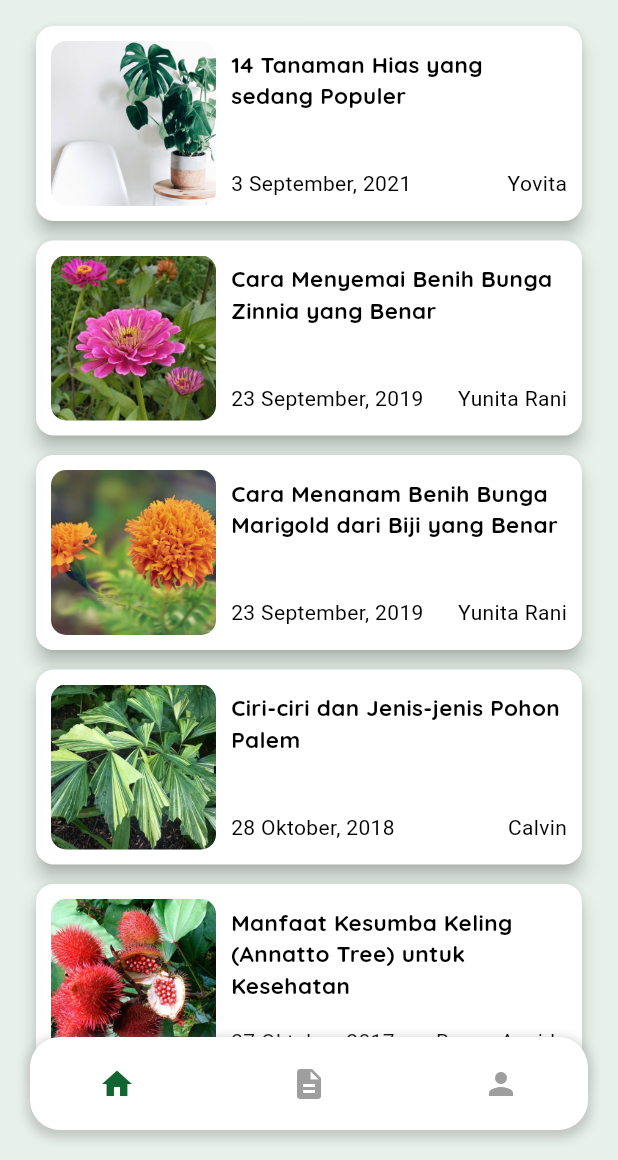
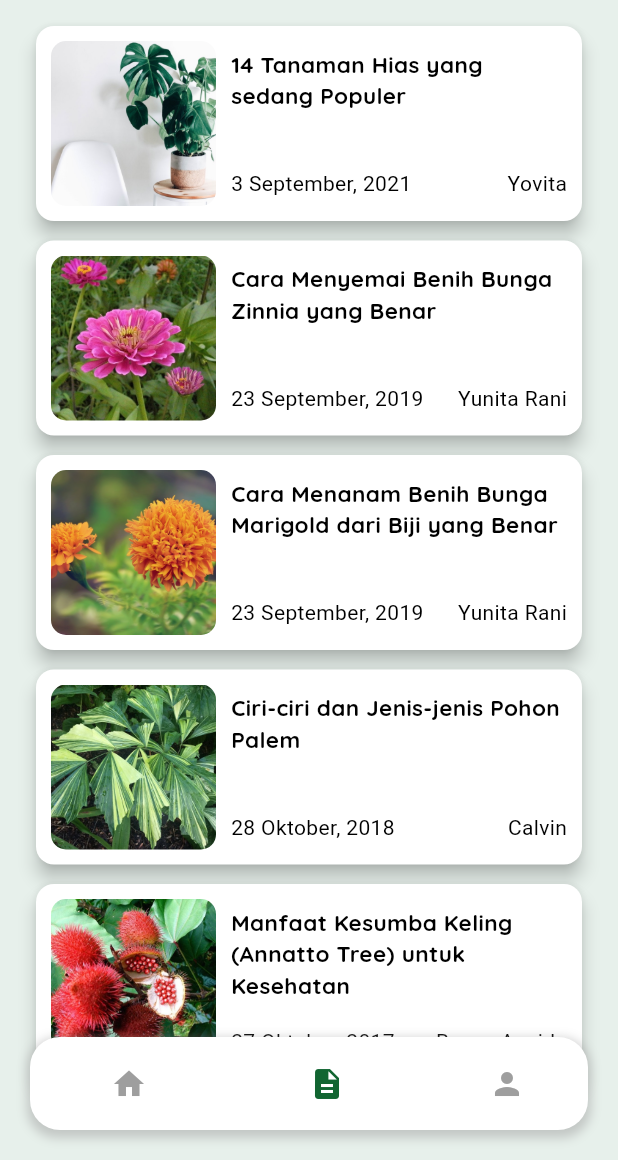
Before and after one commit to FieryInferno/aplikasi_pendeteksi_penyakit_tanaman, a Flutter app: the screen it shows after launch, after a tap on the "description" icon, on a phone screen of 412 x 824 dp, the part 76-1236 px from its top. Run offline on Flutter 3.47's test engine with Material 2 defaults, Android fonts, the phone set to English and light mode, and no system bars; our stand-ins replace image_picker.

Commit message:
State menu navigation

```diff
--- a/lib/components/menu.dart
+++ b/lib/components/menu.dart
@@ -1,4 +1,7 @@
 import 'package:flutter/material.dart';
+import 'package:provider/provider.dart';
+import '/menu_model.dart';
+import '/pages/home.dart';
 import '/pages/blog_list.dart';
 
 class Menu extends StatelessWidget {
@@ -6,6 +9,8 @@ class Menu extends StatelessWidget {
 
   @override
   Widget build(BuildContext context) {
+    return Consumer<MenuModel>(
+      builder: (context, menu, child) {
         return Positioned(
           bottom: 20,
           left: 20,
@@ -27,18 +32,44 @@ class Menu extends StatelessWidget {
             child: Row(
               mainAxisAlignment: MainAxisAlignment.spaceAround,
               children: [
-            const Icon(Icons.home, color: Color(0xFF116531)),
                 IconButton(
-              onPressed: () => Navigator.push(
+                  onPressed: () {
+                    Provider.of<MenuModel>(context, listen: false)
+                        .setMenu('home');
+                    Navigator.push(
+                      context,
+                      MaterialPageRoute(builder: (context) => Home()),
+                    );
+                  },
+                  icon: Icon(
+                    Icons.home,
+                    color: menu.currentMenu == 'home'
+                        ? const Color(0xFF116531)
+                        : Colors.grey,
+                  ),
+                ),
+                IconButton(
+                  onPressed: () {
+                    Provider.of<MenuModel>(context, listen: false)
+                        .setMenu('blog');
+                    Navigator.push(
                       context,
                       MaterialPageRoute(builder: (context) => BlogList()),
+                    );
+                  },
+                  icon: Icon(
+                    Icons.description,
+                    color: menu.currentMenu == 'blog'
+                        ? const Color(0xFF116531)
+                        : Colors.grey,
                   ),
-              icon: const Icon(Icons.description, color: Colors.grey),
                 ),
                 const Icon(Icons.person, color: Colors.grey),
               ],
             ),
           ),
         );
+      },
+    );
   }
 }
--- /dev/null
+++ b/lib/menu_model.dart
@@ -0,0 +1,10 @@
+import 'package:flutter/material.dart';
+
+class MenuModel extends ChangeNotifier {
+  String currentMenu = 'home';
+
+  void setMenu(String menu) {
+    currentMenu = menu;
+    notifyListeners();
+  }
+}
--- a/lib/pages/home.dart
+++ b/lib/pages/home.dart
@@ -179,7 +179,7 @@ class Home extends StatelessWidget {
                 ],
               ),
             ),
-            Menu(),
+            const Menu(),
           ],
         ),
       ),
--- a/pubspec.yaml
+++ b/pubspec.yaml
@@ -37,6 +37,7 @@ dependencies:
   cupertino_icons: ^1.0.2
   image_picker: ^0.8.7+4
   intl: ^0.18.1
+  provider: ^6.0.5
 
 dev_dependencies:
   flutter_test:
```
Also changed, not shown: lib/main.dart (+8 -1 lines), pubspec.lock. Lines whose indentation alone changed are shown as unchanged.
